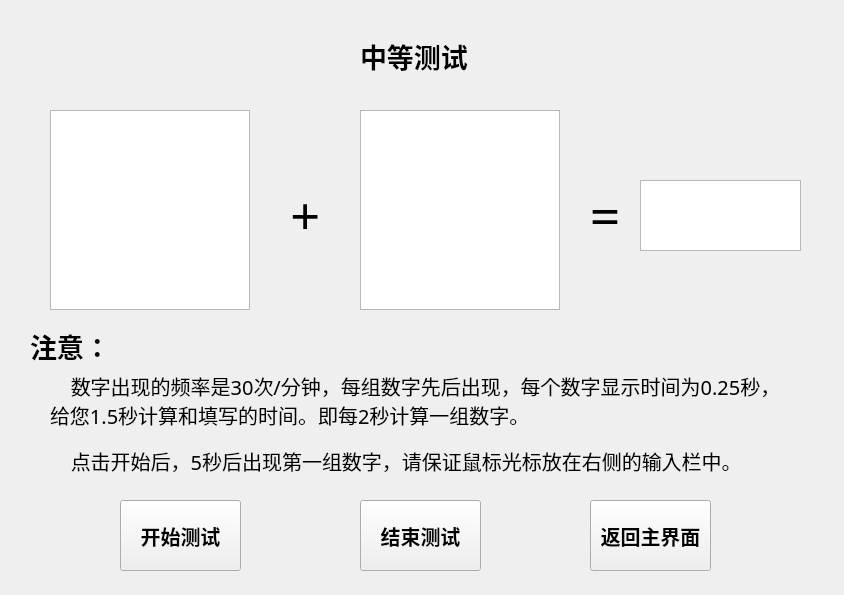
Old version of the form MiddleWin.ui in the repository Darker-zq/Memory_Test.
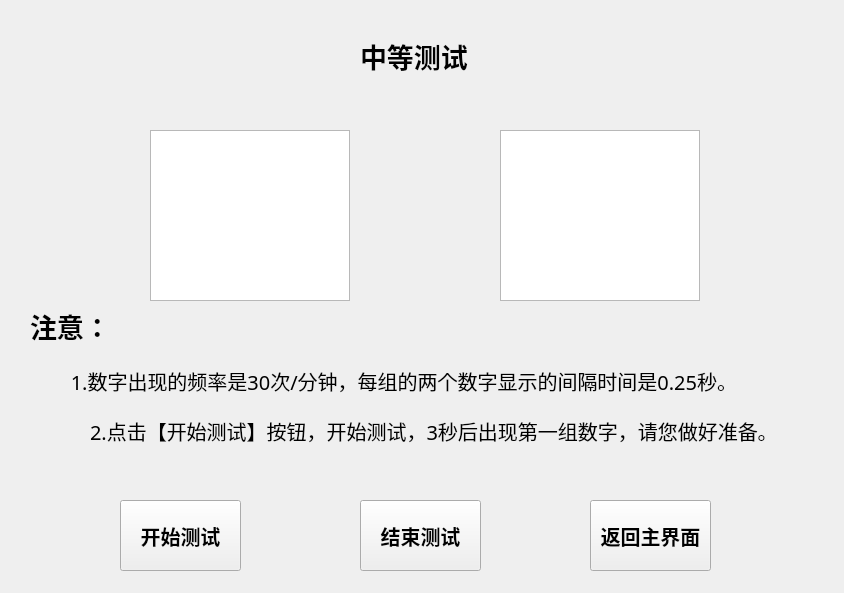
New version of the form.

```diff
--- a/MiddleWin.ui
+++ b/MiddleWin.ui
@@ -7,7 +7,7 @@
     <x>0</x>
     <y>0</y>
     <width>844</width>
-    <height>595</height>
+    <height>593</height>
    </rect>
   </property>
   <property name="font">
@@ -28,27 +28,20 @@
    <widget class="QTextBrowser" name="textBrowser_left">
     <property name="geometry">
      <rect>
-      <x>50</x>
-      <y>110</y>
+      <x>150</x>
+      <y>130</y>
       <width>200</width>
-      <height>200</height>
+      <height>171</height>
      </rect>
     </property>
     <property name="font">
      <font>
       <family>Times New Roman</family>
-      <pointsize>80</pointsize>
+      <pointsize>100</pointsize>
       <weight>75</weight>
       <bold>true</bold>
      </font>
     </property>
-    <property name="html">
-     <string>&lt;!DOCTYPE HTML PUBLIC &quot;-//W3C//DTD HTML 4.0//EN&quot; &quot;http://www.w3.org/TR/REC-html40/strict.dtd&quot;&gt;
-&lt;html&gt;&lt;head&gt;&lt;meta name=&quot;qrichtext&quot; content=&quot;1&quot; /&gt;&lt;style type=&quot;text/css&quot;&gt;
-p, li { white-space: pre-wrap; }
-&lt;/style&gt;&lt;/head&gt;&lt;body style=&quot; font-family:'Times New Roman'; font-size:80pt; font-weight:600; font-style:normal;&quot;&gt;
-&lt;p style=&quot;-qt-paragraph-type:empty; margin-top:0px; margin-bottom:0px; margin-left:0px; margin-right:0px; -qt-block-indent:0; text-indent:0px;&quot;&gt;&lt;br /&gt;&lt;/p&gt;&lt;/body&gt;&lt;/html&gt;</string>
-    </property>
    </widget>
    <widget class="QLabel" name="label_title">
     <property name="geometry">
@@ -71,16 +64,16 @@
    <widget class="QTextBrowser" name="textBrowser_right">
     <property name="geometry">
      <rect>
-      <x>360</x>
-      <y>110</y>
+      <x>500</x>
+      <y>130</y>
       <width>200</width>
-      <height>200</height>
+      <height>171</height>
      </rect>
     </property>
     <property name="font">
      <font>
       <family>Times New Roman</family>
-      <pointsize>80</pointsize>
+      <pointsize>100</pointsize>
       <weight>75</weight>
       <bold>true</bold>
      </font>
@@ -89,8 +82,8 @@
      <string>&lt;!DOCTYPE HTML PUBLIC &quot;-//W3C//DTD HTML 4.0//EN&quot; &quot;http://www.w3.org/TR/REC-html40/strict.dtd&quot;&gt;
 &lt;html&gt;&lt;head&gt;&lt;meta name=&quot;qrichtext&quot; content=&quot;1&quot; /&gt;&lt;style type=&quot;text/css&quot;&gt;
 p, li { white-space: pre-wrap; }
-&lt;/style&gt;&lt;/head&gt;&lt;body style=&quot; font-family:'Times New Roman'; font-size:80pt; font-weight:600; font-style:normal;&quot;&gt;
-&lt;p style=&quot;-qt-paragraph-type:empty; margin-top:0px; margin-bottom:0px; margin-left:0px; margin-right:0px; -qt-block-indent:0; text-indent:0px;&quot;&gt;&lt;br /&gt;&lt;/p&gt;&lt;/body&gt;&lt;/html&gt;</string>
+&lt;/style&gt;&lt;/head&gt;&lt;body style=&quot; font-family:'Times New Roman'; font-size:100pt; font-weight:600; font-style:normal;&quot;&gt;
+&lt;p style=&quot;-qt-paragraph-type:empty; margin-top:0px; margin-bottom:0px; margin-left:0px; margin-right:0px; -qt-block-indent:0; text-indent:0px; font-size:80pt;&quot;&gt;&lt;br /&gt;&lt;/p&gt;&lt;/body&gt;&lt;/html&gt;</string>
     </property>
    </widget>
    <widget class="QPushButton" name="pbt_start1">
@@ -111,59 +104,11 @@
      <string>开始测试</string>
     </property>
    </widget>
-   <widget class="QLabel" name="lable_plus">
-    <property name="geometry">
-     <rect>
-      <x>290</x>
-      <y>190</y>
-      <width>31</width>
-      <height>51</height>
-     </rect>
-    </property>
-    <property name="font">
-     <font>
-      <family>Times New Roman</family>
-      <pointsize>40</pointsize>
-     </font>
-    </property>
-    <property name="text">
-     <string>+</string>
-    </property>
-   </widget>
-   <widget class="QLabel" name="label_equal">
-    <property name="geometry">
-     <rect>
-      <x>590</x>
-      <y>190</y>
-      <width>31</width>
-      <height>51</height>
-     </rect>
-    </property>
-    <property name="font">
-     <font>
-      <family>Times New Roman</family>
-      <pointsize>40</pointsize>
-     </font>
-    </property>
-    <property name="text">
-     <string>=</string>
-    </property>
-   </widget>
-   <widget class="QTextEdit" name="textEdit">
-    <property name="geometry">
-     <rect>
-      <x>640</x>
-      <y>180</y>
-      <width>161</width>
-      <height>71</height>
-     </rect>
-    </property>
-   </widget>
    <widget class="QLabel" name="label_tip1">
     <property name="geometry">
      <rect>
       <x>50</x>
-      <y>370</y>
+      <y>350</y>
       <width>731</width>
       <height>61</height>
      </rect>
@@ -185,7 +130,7 @@
      <enum>Qt::RightToLeft</enum>
     </property>
     <property name="text">
-     <string>    数字出现的频率是30次/分钟，每组数字先后出现，每个数字显示时间为0.25秒，给您1.5秒计算和填写的时间。即每2秒计算一组数字。</string>
+     <string>    1.数字出现的频率是30次/分钟，每组的两个数字显示的间隔时间是0.25秒。</string>
     </property>
     <property name="textFormat">
      <enum>Qt::PlainText</enum>
@@ -198,7 +143,7 @@
     <property name="geometry">
      <rect>
       <x>30</x>
-      <y>320</y>
+      <y>300</y>
       <width>71</width>
       <height>51</height>
      </rect>
@@ -212,41 +157,6 @@
      <string>注意：</string>
     </property>
    </widget>
-   <widget class="QLabel" name="label_tip2">
-    <property name="geometry">
-     <rect>
-      <x>50</x>
-      <y>430</y>
-      <width>731</width>
-      <height>61</height>
-     </rect>
-    </property>
-    <property name="minimumSize">
-     <size>
-      <width>271</width>
-      <height>0</height>
-     </size>
-    </property>
-    <property name="font">
-     <font>
-      <pointsize>15</pointsize>
-      <weight>50</weight>
-      <bold>false</bold>
-     </font>
-    </property>
-    <property name="layoutDirection">
-     <enum>Qt::RightToLeft</enum>
-    </property>
-    <property name="text">
-     <string>    点击开始后，5秒后出现第一组数字，请保证鼠标光标放在右侧的输入栏中。</string>
-    </property>
-    <property name="textFormat">
-     <enum>Qt::PlainText</enum>
-    </property>
-    <property name="wordWrap">
-     <bool>true</bool>
-    </property>
-   </widget>
    <widget class="QPushButton" name="pbt_back1">
     <property name="geometry">
      <rect>
@@ -283,6 +193,41 @@
      <string>结束测试</string>
     </property>
    </widget>
+   <widget class="QLabel" name="label_tip1_2">
+    <property name="geometry">
+     <rect>
+      <x>90</x>
+      <y>400</y>
+      <width>731</width>
+      <height>61</height>
+     </rect>
+    </property>
+    <property name="minimumSize">
+     <size>
+      <width>271</width>
+      <height>0</height>
+     </size>
+    </property>
+    <property name="font">
+     <font>
+      <pointsize>15</pointsize>
+      <weight>50</weight>
+      <bold>false</bold>
+     </font>
+    </property>
+    <property name="layoutDirection">
+     <enum>Qt::RightToLeft</enum>
+    </property>
+    <property name="text">
+     <string>2.点击【开始测试】按钮，开始测试，3秒后出现第一组数字，请您做好准备。</string>
+    </property>
+    <property name="textFormat">
+     <enum>Qt::PlainText</enum>
+    </property>
+    <property name="wordWrap">
+     <bool>true</bool>
+    </property>
+   </widget>
   </widget>
  </widget>
  <resources/>
```
